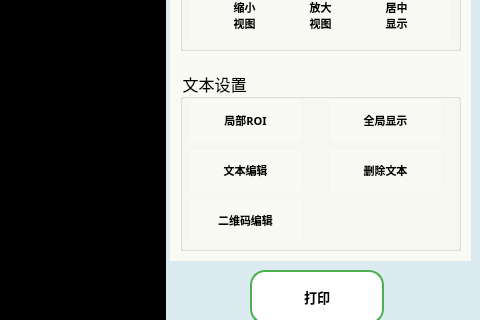
Old version of the form librecad/src/QC_ApplicationWindow.ui in the repository Hcj1108/Librecad_AFP5000; both pictures show x 540 to 1020 and y 318 to 638 of the 1020 by 750 pixel window.
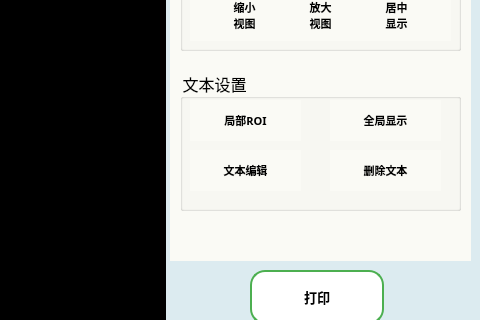
New version of the form. The open tabs and pages were chosen to show the change. Icons and pictures are not drawn.

Diff of the .ui file:
```diff
--- a/librecad/src/QC_ApplicationWindow.ui
+++ b/librecad/src/QC_ApplicationWindow.ui
@@ -699,7 +699,7 @@
             <x>10</x>
             <y>340</y>
             <width>281</width>
-            <height>181</height>
+            <height>141</height>
            </rect>
           </property>
           <property name="font">
@@ -916,54 +916,6 @@
             <enum>Qt::ToolButtonStyle::ToolButtonTextBesideIcon</enum>
            </property>
           </widget>
-          <widget class="QToolButton" name="toolButton_48">
-           <property name="geometry">
-            <rect>
-             <x>10</x>
-             <y>130</y>
-             <width>111</width>
-             <height>41</height>
-            </rect>
-           </property>
-           <property name="font">
-            <font>
-             <family>微软雅黑</family>
-             <pointsize>8</pointsize>
-             <bold>true</bold>
-            </font>
-           </property>
-           <property name="styleSheet">
-            <string notr="true"> QToolButton {
-        opacity: 1;
- 		border: none;
-}
-/* 按下状态 */
-QToolButton:pressed {
-   background-color: #546E7A; /* 深石板灰 */
-    background-image: none;
-    padding-top: 12px;
-    padding-bottom: 8px;
-    border: 1px solid #37474F; /* 深色边框模拟阴影 */
-}
-</string>
-           </property>
-           <property name="text">
-            <string>二维码编辑</string>
-           </property>
-           <property name="icon">
-            <iconset resource="OCRdemo.qrc">
-             <normaloff>:/PNG/Resources/PNG/ZJYH.png</normaloff>:/PNG/Resources/PNG/ZJYH.png</iconset>
-           </property>
-           <property name="iconSize">
-            <size>
-             <width>30</width>
-             <height>30</height>
-            </size>
-           </property>
-           <property name="toolButtonStyle">
-            <enum>Qt::ToolButtonStyle::ToolButtonTextBesideIcon</enum>
-           </property>
-          </widget>
          </widget>
         </widget>
         <widget class="QWidget" name="page_6">
```
Left out of the diff: 2 changed lines with no effect on the pictures.
